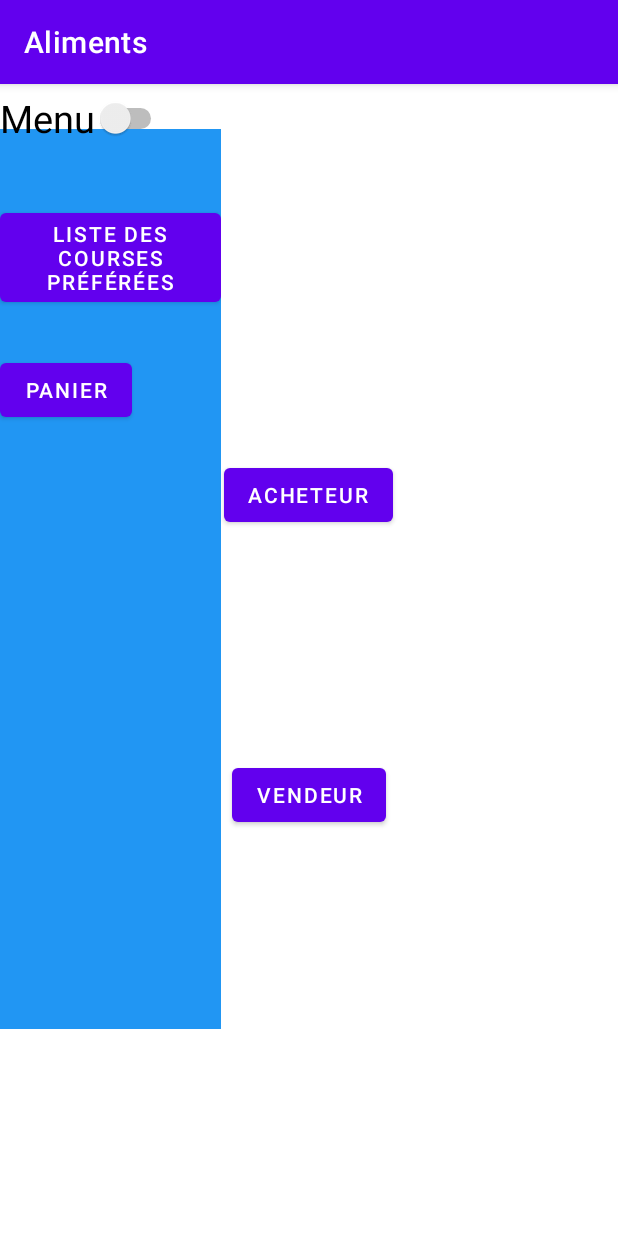
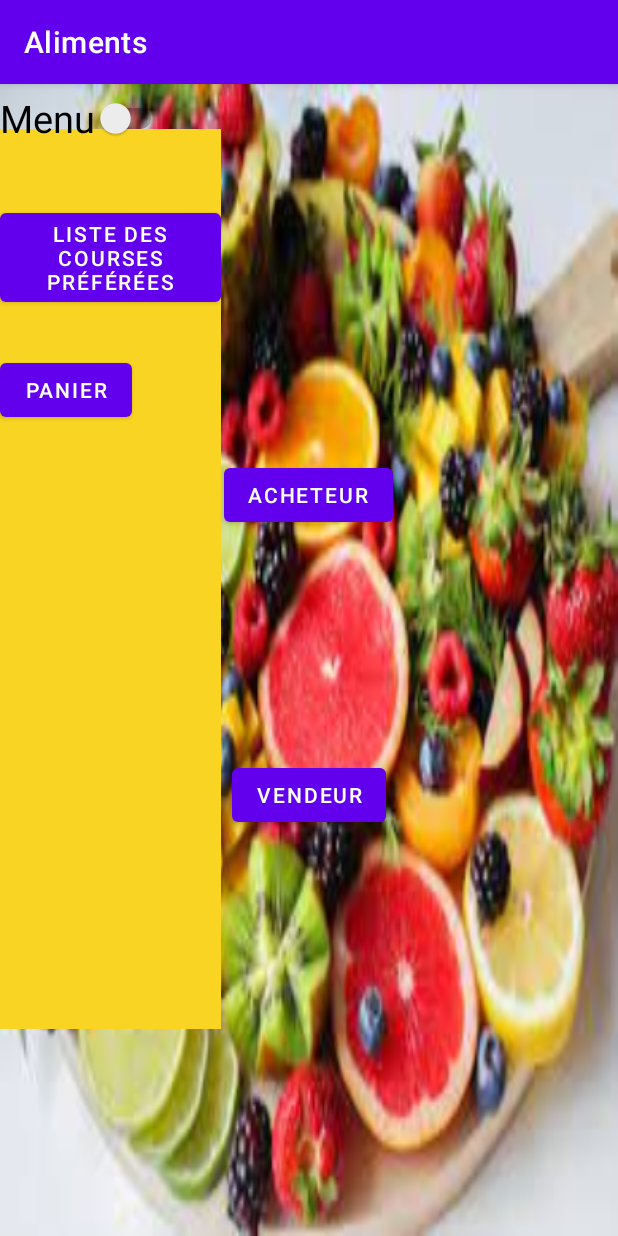
Before and after one commit to GhadaAJIMI/Aliments, an Android app: the fragment MenuFragment placed in its activity, on a phone screen of 412 x 824 dp. Run offline under Robolectric (Android 15) with nearby library versions, the phone set to English and light mode, and no system bars.

Commit message:
adding some design

```diff
--- a/app/src/main/java/com/example/aliments/adapters/ListeMagasinsAdapter.java
+++ b/app/src/main/java/com/example/aliments/adapters/ListeMagasinsAdapter.java
@@ -70,7 +70,7 @@ public class ListeMagasinsAdapter extends BaseAdapter {
         appeler.setOnClickListener(new View.OnClickListener() {
             @Override
             public void onClick(View v) {
-                Intent appel = new Intent(Intent.ACTION_DIAL, Uri.parse("tel:" + currentMagasin.getNumeroTelephone()));
+                Intent appel = new Intent(Intent.ACTION_DIAL, Uri.parse("tel:" + ( currentMagasin.getNumeroTelephone())));
                 context.startActivity(appel);
             }
         });
--- a/app/src/main/res/layout/activity_acceuil_acheteur.xml
+++ b/app/src/main/res/layout/activity_acceuil_acheteur.xml
@@ -5,6 +5,7 @@
     xmlns:tools="http://schemas.android.com/tools"
     android:layout_width="match_parent"
     android:layout_height="match_parent"
+    android:background="@drawable/background"
     tools:context=".vues.AcceuilAcheteurActivity">
 
     <TextView
--- a/app/src/main/res/layout/activity_acceuil_vendeur.xml
+++ b/app/src/main/res/layout/activity_acceuil_vendeur.xml
@@ -5,6 +5,7 @@
     xmlns:tools="http://schemas.android.com/tools"
     android:layout_width="match_parent"
     android:layout_height="match_parent"
+    android:background="@drawable/background"
     tools:context=".vues.AcceuilVendeurActivity">
 
     <TextView
--- a/app/src/main/res/layout/activity_main.xml
+++ b/app/src/main/res/layout/activity_main.xml
@@ -3,6 +3,7 @@
     xmlns:android="http://schemas.android.com/apk/res/android"
     xmlns:tools="http://schemas.android.com/tools"
     android:layout_width="match_parent"
+    android:background="@drawable/background"
     android:layout_height="match_parent">
 
     <Button
--- a/app/src/main/res/layout/fragment_menu.xml
+++ b/app/src/main/res/layout/fragment_menu.xml
@@ -3,7 +3,7 @@
     xmlns:tools="http://schemas.android.com/tools"
     android:layout_width="match_parent"
     android:layout_height="match_parent"
-    android:background="#2196F3"
+    android:background="#f9d423"
     tools:context=".adapters.MenuFragment">
 
     <!-- TODO: Update blank fragment layout -->
```
Also changed, not shown: app/src/main/res/drawable/background.jpg (added).
